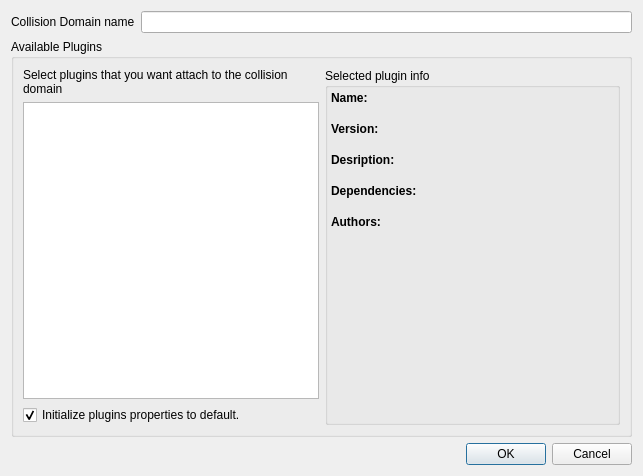
First picture: the form in ui/addCd.ui, repository slux83/visual-netkit, before the edit.
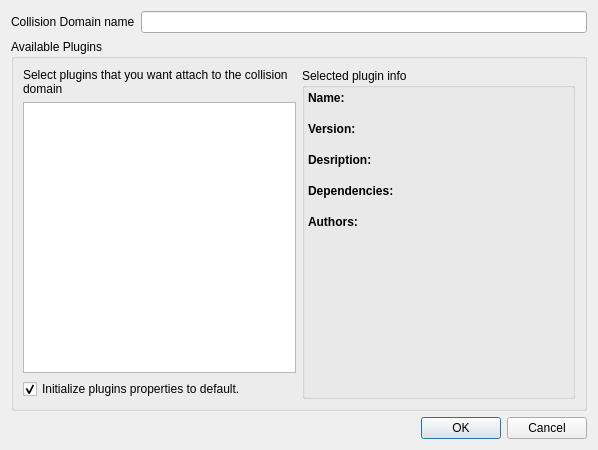
Second picture: the form after the edit.

What changed in the file:
```diff
--- a/ui/addCd.ui
+++ b/ui/addCd.ui
@@ -5,13 +5,13 @@
    <rect>
     <x>0</x>
     <y>0</y>
-    <width>643</width>
-    <height>476</height>
+    <width>598</width>
+    <height>450</height>
    </rect>
   </property>
   <property name="minimumSize" >
    <size>
-    <width>620</width>
+    <width>500</width>
     <height>450</height>
    </size>
   </property>
@@ -311,7 +311,7 @@
       <enum>Qt::Horizontal</enum>
      </property>
      <property name="standardButtons" >
-      <set>QDialogButtonBox::Cancel|QDialogButtonBox::NoButton|QDialogButtonBox::Ok</set>
+      <set>QDialogButtonBox::Cancel|QDialogButtonBox::Ok</set>
      </property>
     </widget>
    </item>
```
Left out of the diff: 13 changed lines with no effect on the pictures.
